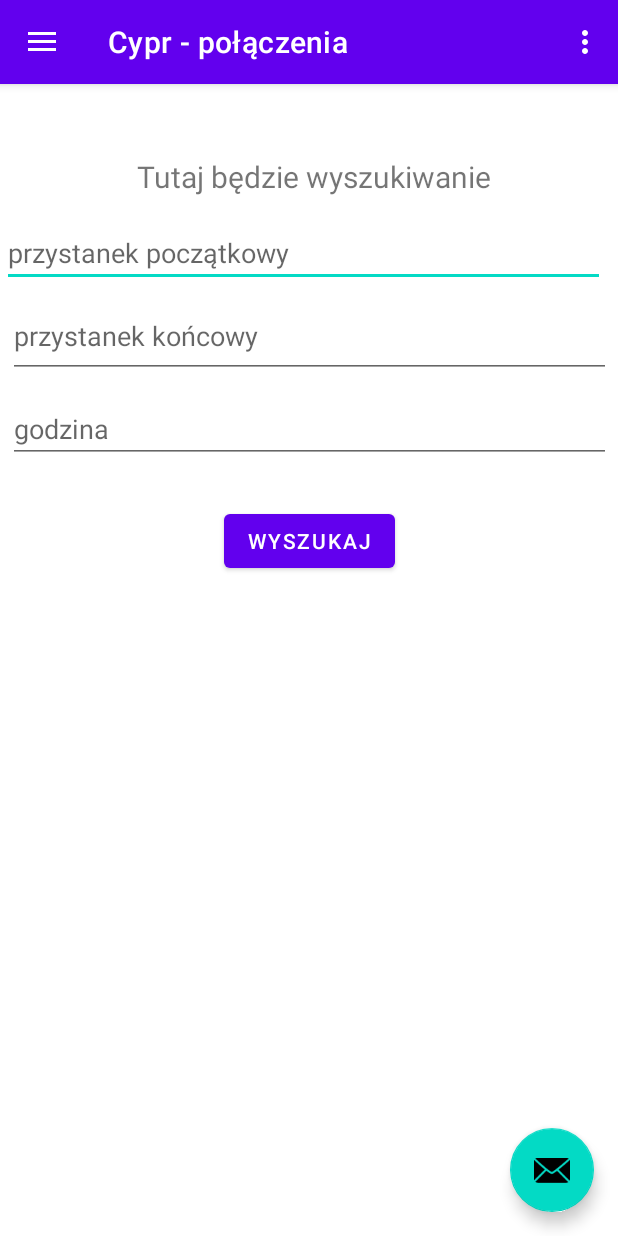
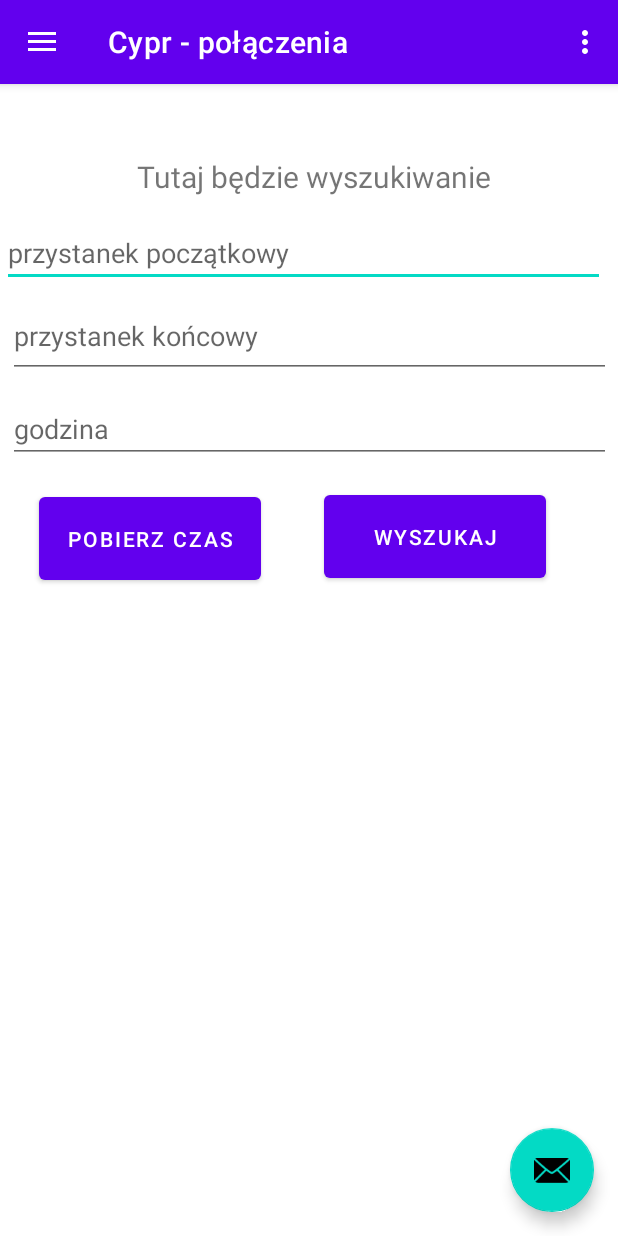
Before and after one commit to Arkadiusz-K/jakDojadeCypr, an Android app: the screen it shows after launch (MainActivity), on a phone screen of 412 x 824 dp. Run offline under Robolectric (Android 15) with nearby library versions, the phone set to English and light mode, and no system bars; our stand-ins replace Firebase (no records; nobody signed in at launch, a user with empty details on screens opened directly), navigation-ui.

Commit message:
button -> retrieve current time

```diff
--- a/app/src/main/java/com/example/cyprjakdojade/ui/home/HomeFragment.java
+++ b/app/src/main/java/com/example/cyprjakdojade/ui/home/HomeFragment.java
@@ -23,6 +23,8 @@ import com.google.firebase.database.FirebaseDatabase;
 import com.google.firebase.database.ValueEventListener;
 
 import java.util.ArrayList;
+import java.util.Calendar;
+import java.util.Date;
 import java.util.concurrent.TimeUnit;
 
 
@@ -54,6 +56,21 @@ public class HomeFragment extends Fragment {
         tv = root.findViewById(R.id.EditTextSearch);
         tv2 = root.findViewById(R.id.EditTextSearch2);
         time = root.findViewById(R.id.editTextTime);
+        Button button2 = (Button)root.findViewById(R.id.buttonCurrentTime);
+        button2.setOnClickListener(new View.OnClickListener() {
+            @Override
+            public void onClick(View v) {
+                Calendar cal = Calendar.getInstance();
+
+                System.out.println("AKKKKKKKKKKKKKTUALNY CZAS:::::::::"+cal.get(Calendar.HOUR_OF_DAY)+":"+cal.get(Calendar.MINUTE));
+                String czas = cal.get(Calendar.HOUR_OF_DAY)+":"+cal.get(Calendar.MINUTE);
+                System.out.println("CZAAAAAAAAAAAAAAAAAAAAAAAAAA"+czas);
+                time.setText(czas);
+            }
+        });
+
+
+
         Button button = (Button)root.findViewById(R.id.buttonSearch);
         button.setOnClickListener(new View.OnClickListener(){
             @SuppressLint("SetTextI18n")
@@ -69,6 +86,8 @@ public class HomeFragment extends Fragment {
                 przystanekPoczatkowy = HomeFunctions.walidacja(przystanekPoczatkowy);
                 przystanekKoncowy = HomeFunctions.walidacja(przystanekKoncowy);
                 czasOdjazdu = HomeFunctions.czasWalidacja(czas);
+
+
 
 
                 // tutaj bedzie szukanie najblizszego polaczenia i kolejnych po nim
--- a/app/src/main/res/layout/fragment_home.xml
+++ b/app/src/main/res/layout/fragment_home.xml
@@ -7,16 +7,29 @@
     android:layout_height="match_parent"
     tools:context=".ui.home.HomeFragment">
 
+    <Button
+        android:id="@+id/buttonCurrentTime"
+        android:layout_width="148dp"
+        android:layout_height="67dp"
+        android:layout_marginTop="269dp"
+        android:width="100sp"
+        android:height="20sp"
+        android:text="Pobierz czas"
+        app:layout_constraintEnd_toEndOf="parent"
+        app:layout_constraintHorizontal_bias="0.098"
+        app:layout_constraintStart_toStartOf="parent"
+        app:layout_constraintTop_toTopOf="parent" />
+
     <LinearLayout
         android:id="@+id/linearLayout"
-        android:layout_width="411dp"
-        android:layout_height="266dp"
+        android:layout_width="410dp"
+        android:layout_height="245dp"
         android:orientation="vertical"
         app:layout_constraintBottom_toBottomOf="parent"
         app:layout_constraintEnd_toEndOf="parent"
         app:layout_constraintHorizontal_bias="0.0"
         app:layout_constraintStart_toStartOf="parent"
-        app:layout_constraintTop_toBottomOf="@+id/EditTextSearch2"
+        app:layout_constraintTop_toBottomOf="@+id/buttonCurrentTime"
         app:layout_constraintVertical_bias="1.0">
 
         <TextView
@@ -80,13 +93,15 @@
 
     <Button
         android:id="@+id/buttonSearch"
-        android:layout_width="wrap_content"
-        android:layout_height="wrap_content"
-        android:layout_marginTop="28dp"
+        android:layout_width="148dp"
+        android:layout_height="67dp"
+        android:layout_marginTop="268dp"
+        android:layout_marginEnd="48dp"
+        android:width="100sp"
+        android:height="20sp"
         android:text="@string/button"
         app:layout_constraintEnd_toEndOf="parent"
-        app:layout_constraintStart_toStartOf="parent"
-        app:layout_constraintTop_toBottomOf="@+id/editTextTime" />
+        app:layout_constraintTop_toTopOf="parent" />
 
     <EditText
         android:id="@+id/EditTextSearch2"
@@ -96,8 +111,8 @@
         android:layout_marginBottom="157dp"
         android:autofillHints=""
         android:ems="10"
+        android:hint="@string/przystanek2"
         android:inputType="textPersonName"
-        android:hint="@string/przystanek2"
         app:layout_constraintBottom_toTopOf="@+id/editTextTime"
         app:layout_constraintEnd_toEndOf="parent"
         app:layout_constraintHorizontal_bias="0.5"
--- a/app/src/main/res/layout/fragment_slideshow.xml
+++ b/app/src/main/res/layout/fragment_slideshow.xml
@@ -17,6 +17,8 @@
         android:textSize="20sp"
         app:layout_constraintBottom_toBottomOf="parent"
         app:layout_constraintEnd_toEndOf="parent"
+        app:layout_constraintHorizontal_bias="1.0"
         app:layout_constraintStart_toStartOf="parent"
-        app:layout_constraintTop_toTopOf="parent" />
+        app:layout_constraintTop_toTopOf="parent"
+        app:layout_constraintVertical_bias="0.091" />
 </androidx.constraintlayout.widget.ConstraintLayout>
```
